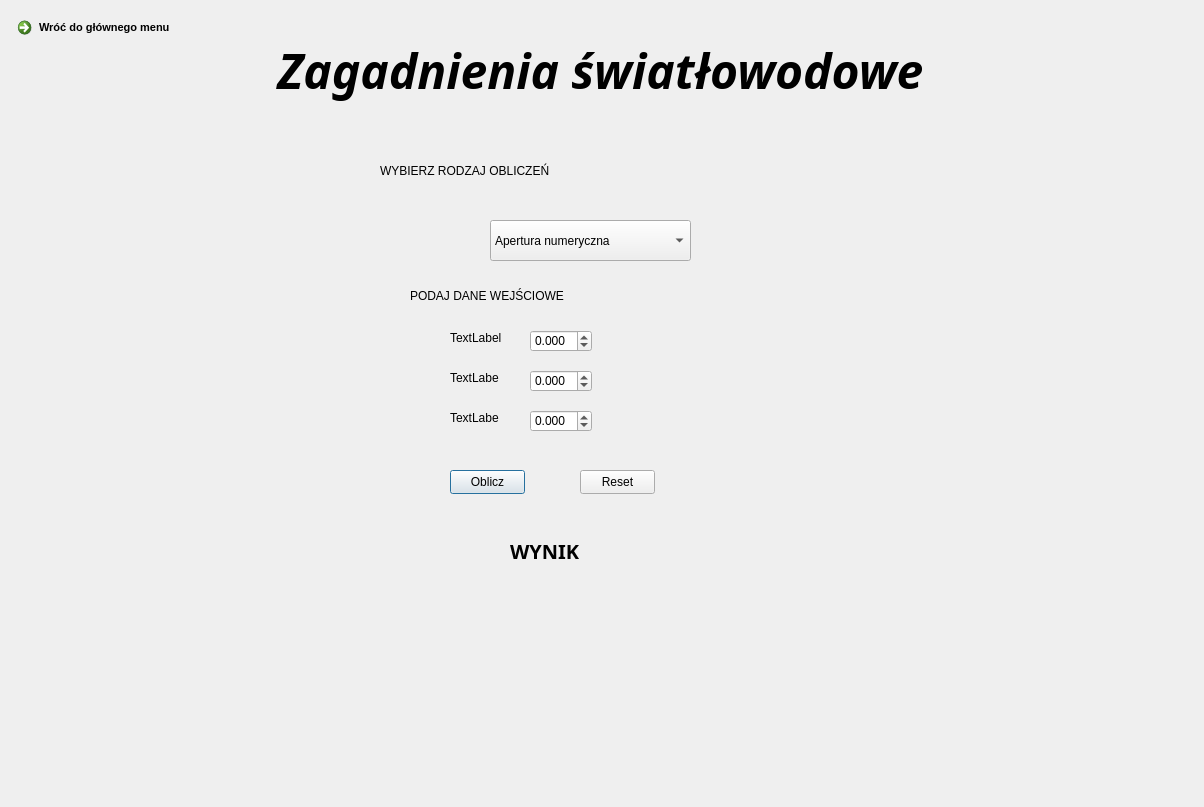
First picture: the form in UI/Fiber.ui, repository lukaszbladziak5/ICalcThis, before the edit.
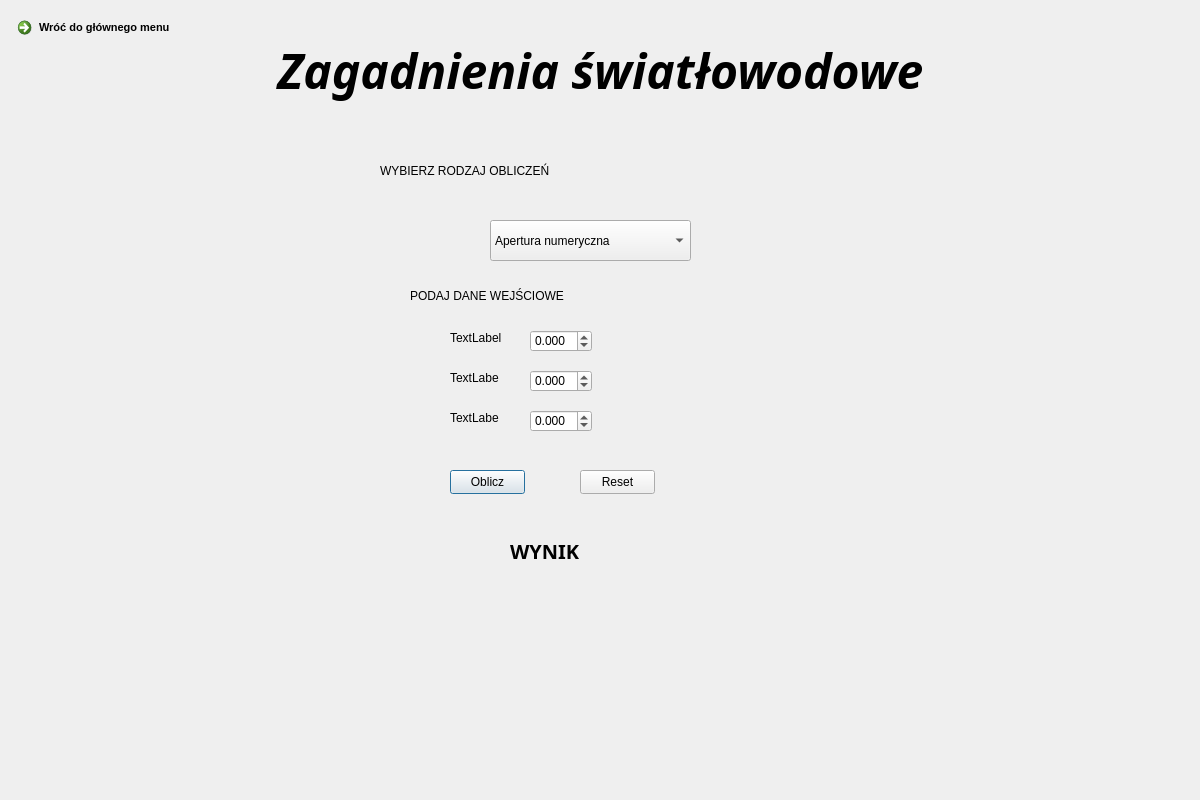
Second picture: the form after the edit.

```diff
--- a/UI/Fiber.ui
+++ b/UI/Fiber.ui
@@ -6,8 +6,8 @@
    <rect>
     <x>0</x>
     <y>0</y>
-    <width>1204</width>
-    <height>807</height>
+    <width>1200</width>
+    <height>800</height>
    </rect>
   </property>
   <property name="windowTitle">
```
